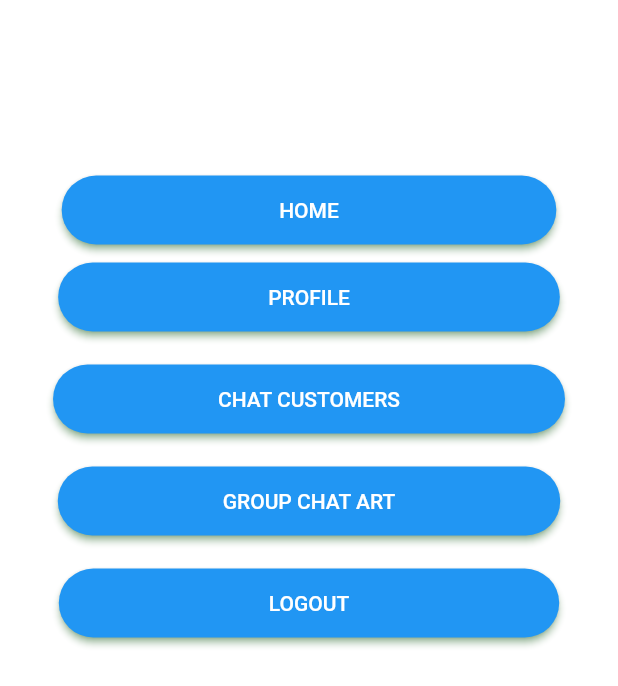
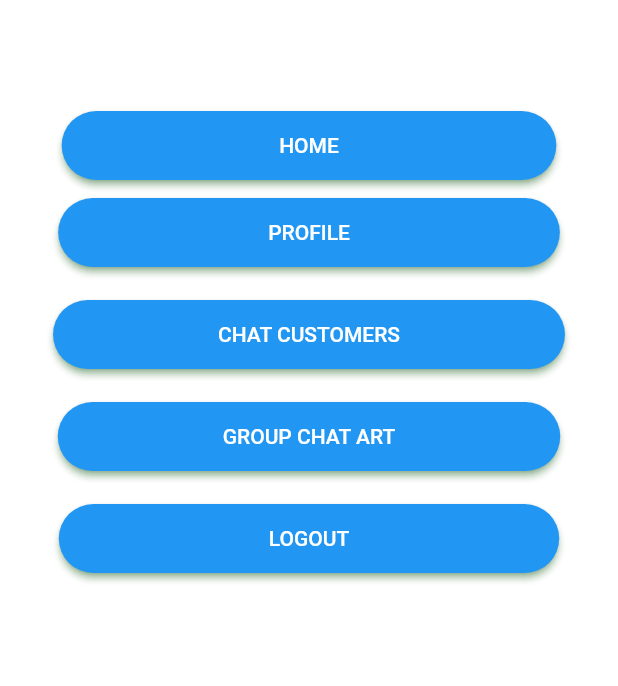
Before and after one commit to riyanlasso/final_project_tsa_new, a Flutter app: the pilihMenuART screen opened directly, on a phone screen of 412 x 824 dp. Shown: the top 686 px of the screen. Run offline on Flutter 3.47's test engine with Material 2 defaults, Android fonts, the light colour scheme and no system bars; our stand-ins replace cloud_firestore, dropdown_button2, file_picker, firebase_auth, firebase_core, firebase_database and 5 more; missing offline and left inert: flutter_phone_direct_caller; accounts and stored records are empty.

Commit message:
first commit

```diff
--- a/lib/main.dart
+++ b/lib/main.dart
@@ -36,7 +36,7 @@ class MyApp extends StatelessWidget {
 class Mainpage extends StatelessWidget {
   @override
   Widget build(BuildContext context) => const Scaffold(
-        body: login(),
+        body: SplashScreen(),
         // StreamBuilder<User?>(
         //   stream: FirebaseAuth.instance.authStateChanges(),
         //   builder: (context, snapshot) {
--- a/lib/pilihMenuART.dart
+++ b/lib/pilihMenuART.dart
@@ -52,14 +52,14 @@ class _pilihMenuART extends State<pilihMenuART> {
                               fontSize: 20, fontWeight: FontWeight.bold),
                         ),
                       ),
-                      Padding(
-                        padding: EdgeInsets.all(10),
-                        child: Text(
-                          user.uid,
-                          style: TextStyle(
-                              fontSize: 20, fontWeight: FontWeight.bold),
-                        ),
-                      ),
+                      // Padding(
+                      //   padding: EdgeInsets.all(10),
+                      //   child: Text(
+                      //     user.uid,
+                      //     style: TextStyle(
+                      //         fontSize: 20, fontWeight: FontWeight.bold),
+                      //   ),
+                      // ),
                       Padding(
                         padding: EdgeInsets.only(top: 10, bottom: 10),
                         child: ElevatedButton(
```
Also changed, not shown: lib/chat/chatToART/chatPageToART.dart (+0 -15 lines).
